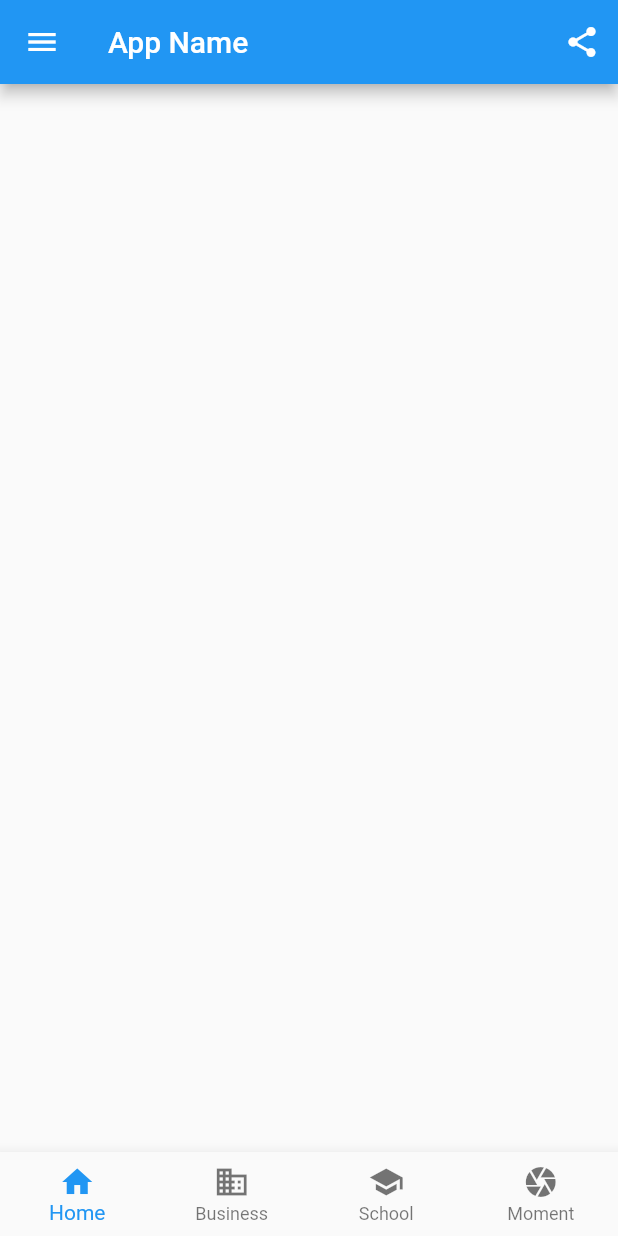
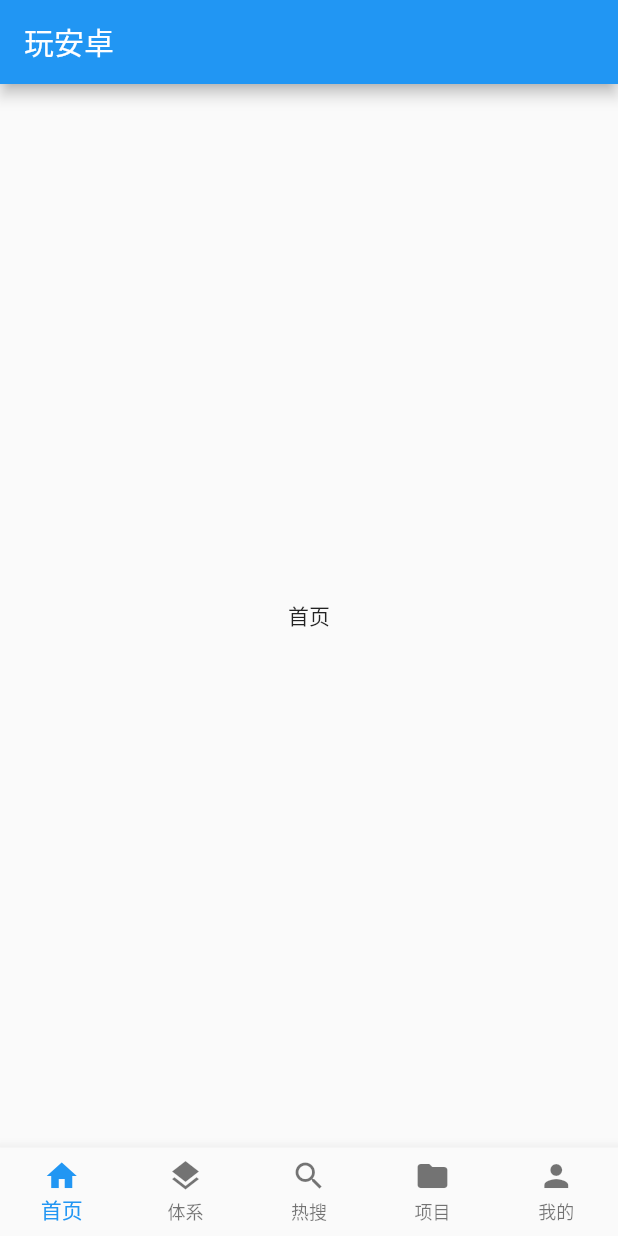
Before and after one commit to DalesDawson/flutter_wananzhuo, a Flutter app: the screen it shows after launch, on a phone screen of 412 x 824 dp. Run offline on Flutter 3.47's test engine with Material 2 defaults, Android fonts, the phone set to English and light mode, and no system bars.

Commit message:
增加页面

```diff
--- /dev/null
+++ b/lib/MainPage.dart
@@ -0,0 +1,63 @@
+import 'package:flutter/material.dart';
+
+import './pages/HomePage.dart';
+import './pages/HotSearchPage.dart';
+import './pages/MinePage.dart';
+import './pages/ProjectPage.dart';
+import './pages/SystemPage.dart';
+
+class MainPage extends StatefulWidget {
+  @override
+  _MainPageState createState() => _MainPageState();
+}
+
+class _MainPageState extends State<MainPage> {
+  int _selectedIndex = 0;
+  List<Widget> pageData;
+
+  @override
+  void initState() {
+    super.initState();
+    pageData = new List();
+    pageData
+      ..add(HomePage())
+      ..add(SystemPage())
+      ..add(HotSearchPage())
+      ..add(ProjectPage())
+      ..add(MinePage());
+  }
+
+  @override
+  Widget build(BuildContext context) {
+    return Scaffold(
+      appBar: AppBar(
+        //导航栏
+        title: Text("玩安卓"),
+      ),
+      body: pageData[_selectedIndex],
+      bottomNavigationBar: BottomNavigationBar(
+        // 底部导航
+        items: <BottomNavigationBarItem>[
+          new BottomNavigationBarItem(
+              icon: Icon(Icons.home), title: Text('首页')),
+          new BottomNavigationBarItem(
+              icon: Icon(Icons.layers), title: Text('体系')),
+          new BottomNavigationBarItem(
+              icon: Icon(Icons.search), title: Text('热搜')),
+          new BottomNavigationBarItem(
+              icon: Icon(Icons.folder), title: Text('项目')),
+          new BottomNavigationBarItem(
+              icon: Icon(Icons.person), title: Text('我的')),
+        ],
+        type: BottomNavigationBarType.fixed,
+        currentIndex: _selectedIndex,
+        fixedColor: Colors.blue,
+        onTap: (index) {
+          setState(() {
+            _selectedIndex = index;
+          });
+        },
+      ),
+    );
+  }
+}
--- a/lib/main.dart
+++ b/lib/main.dart
@@ -1,4 +1,6 @@
 import 'package:flutter/material.dart';
+
+import 'MainPage.dart';
 
 void main() => runApp(MyApp());
 
@@ -6,112 +8,12 @@ class MyApp extends StatelessWidget {
   @override
   Widget build(BuildContext context) {
     return MaterialApp(
-      title: 'Flutter Demo',
+      title: '玩安卓',
+      debugShowCheckedModeBanner: false,
       theme: ThemeData(
         primarySwatch: Colors.blue,
       ),
-      home: ScaffoldRoute(),
+      home: MainPage(),
     );
   }
 }
-
-class MyDrawer extends StatelessWidget {
-  const MyDrawer({
-    Key key,
-  }) : super(key: key);
-
-  @override
-  Widget build(BuildContext context) {
-    return Drawer(
-      child: MediaQuery.removePadding(
-        context: context,
-        // DrawerHeader consumes top MediaQuery padding.
-        removeTop: true,
-        child: Column(
-          crossAxisAlignment: CrossAxisAlignment.start,
-          children: <Widget>[
-            Padding(
-              padding: const EdgeInsets.only(top: 38.0),
-              child: Row(
-                children: <Widget>[
-                  Padding(
-                    padding: const EdgeInsets.symmetric(horizontal: 16.0),
-                    child: ClipOval(
-                      child: Image.asset(
-                        "imgs/avatar.png",
-                        width: 80,
-                      ),
-                    ),
-                  ),
-                  Text(
-                    "Wendux",
-                    style: TextStyle(fontWeight: FontWeight.bold),
-                  )
-                ],
-              ),
-            ),
-            Expanded(
-              child: ListView(
-                children: <Widget>[
-                  ListTile(
-                    leading: const Icon(Icons.add),
-                    title: const Text('Add account'),
-                  ),
-                  ListTile(
-                    leading: const Icon(Icons.settings),
-                    title: const Text('Manage accounts'),
-                  ),
-                ],
-              ),
-            ),
-          ],
-        ),
-      ),
-    );
-  }
-}
-
-class ScaffoldRoute extends StatefulWidget {
-  @override
-  _ScaffoldRouteState createState() => _ScaffoldRouteState();
-}
-
-class _ScaffoldRouteState extends State<ScaffoldRoute> {
-  int _selectedIndex = 0;
-
-  @override
-  Widget build(BuildContext context) {
-    return Scaffold(
-      appBar: AppBar(
-        //导航栏
-        title: Text("App Name"),
-        actions: <Widget>[
-          //导航栏右侧菜单
-          IconButton(icon: Icon(Icons.share), onPressed: () {}),
-        ],
-      ),
-      drawer: new MyDrawer(), //抽屉
-      bottomNavigationBar: BottomNavigationBar(
-        // 底部导航
-        items: <BottomNavigationBarItem>[
-          new BottomNavigationBarItem(
-              icon: Icon(Icons.home), title: Text('Home')),
-          new BottomNavigationBarItem(
-              icon: Icon(Icons.business), title: Text('Business')),
-          new BottomNavigationBarItem(
-              icon: Icon(Icons.school), title: Text('School')),
-          new BottomNavigationBarItem(
-              icon: Icon(Icons.camera), title: Text('Moment')),
-        ],
-        type: BottomNavigationBarType.fixed,
-        currentIndex: _selectedIndex,
-        fixedColor: Colors.blue,
-        onTap: (index) {
-          setState(() {
-            _selectedIndex = index;
-          });
-        },
-      ),
-    );
-  }
-}
--- /dev/null
+++ b/lib/pages/HomePage.dart
@@ -0,0 +1,19 @@
+import 'package:flutter/material.dart';
+
+class HomePage extends StatefulWidget {
+  @override
+  State<StatefulWidget> createState() => new _HomePageState();
+}
+
+class _HomePageState extends State<HomePage> {
+  @override
+  Widget build(BuildContext context) {
+    return new MaterialApp(
+      home: new Scaffold(
+        body: new Center(
+          child: new Text('首页'),
+        ),
+      ),
+    );
+  }
+}
--- /dev/null
+++ b/lib/pages/HotSearchPage.dart
@@ -0,0 +1,19 @@
+import 'package:flutter/material.dart';
+
+class HotSearchPage extends StatefulWidget {
+  @override
+  State<StatefulWidget> createState() => new _HotSearchPageState();
+}
+
+class _HotSearchPageState extends State<HotSearchPage> {
+  @override
+  Widget build(BuildContext context) {
+    return new MaterialApp(
+      home: new Scaffold(
+        body: new Center(
+          child: new Text('热搜'),
+        ),
+      ),
+    );
+  }
+}
--- /dev/null
+++ b/lib/pages/MinePage.dart
@@ -0,0 +1,19 @@
+import 'package:flutter/material.dart';
+
+class MinePage extends StatefulWidget {
+  @override
+  State<StatefulWidget> createState() => new _MinePageState();
+}
+
+class _MinePageState extends State<MinePage> {
+  @override
+  Widget build(BuildContext context) {
+    return new MaterialApp(
+      home: new Scaffold(
+        body: new Center(
+          child: new Text('我的'),
+        ),
+      ),
+    );
+  }
+}
--- /dev/null
+++ b/lib/pages/ProjectPage.dart
@@ -0,0 +1,19 @@
+import 'package:flutter/material.dart';
+
+class ProjectPage extends StatefulWidget {
+  @override
+  State<StatefulWidget> createState() => new _ProjectPageState();
+}
+
+class _ProjectPageState extends State<ProjectPage> {
+  @override
+  Widget build(BuildContext context) {
+    return new MaterialApp(
+      home: new Scaffold(
+        body: new Center(
+          child: new Text('项目'),
+        ),
+      ),
+    );
+  }
+}
--- /dev/null
+++ b/lib/pages/SystemPage.dart
@@ -0,0 +1,19 @@
+import 'package:flutter/material.dart';
+
+class SystemPage extends StatefulWidget {
+  @override
+  State<StatefulWidget> createState() => new _SystemPageState();
+}
+
+class _SystemPageState extends State<SystemPage> {
+  @override
+  Widget build(BuildContext context) {
+    return new MaterialApp(
+      home: new Scaffold(
+        body: new Center(
+          child: new Text('体系'),
+        ),
+      ),
+    );
+  }
+}
--- a/pubspec.yaml
+++ b/pubspec.yaml
@@ -23,6 +23,9 @@ dependencies:
   # The following adds the Cupertino Icons font to your application.
   # Use with the CupertinoIcons class for iOS style icons.
   cupertino_icons: ^0.1.2
+  dio: ^1.0.12  #网络框架
+  banner_view: "^1.1.2" #轮播图
+  flutter_webview_plugin: ^0.2.1+2
 
 dev_dependencies:
   flutter_test:
```
Also changed, not shown: pubspec.lock.
